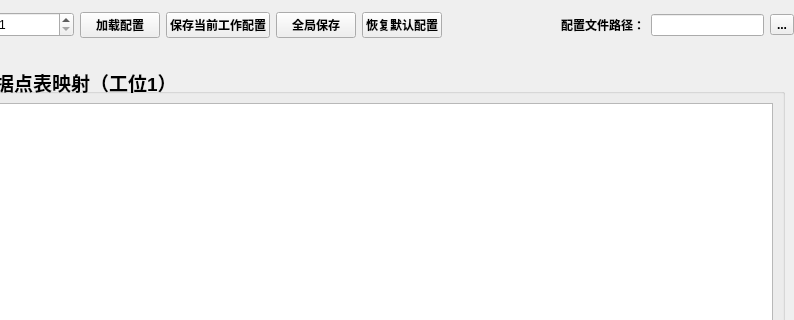
First picture: the form in ui/pages/ConfigPage.ui, repository MikeSmith-one/Data_acquisition_and_analysis_system, before the edit; both pictures show x 309 to 1103 and y 0 to 320 of the 1103 by 657 pixel window.
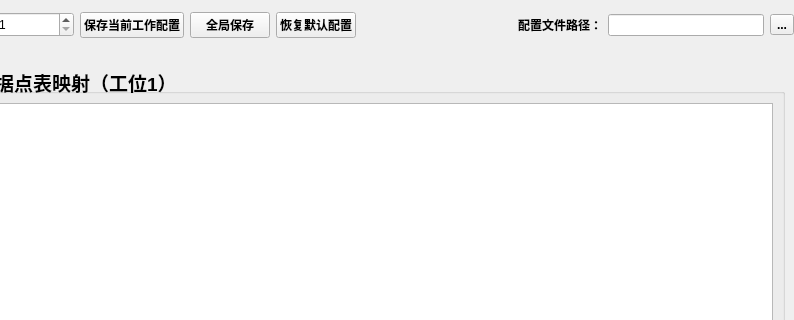
Second picture: the form after the edit.

Patch:
```diff
--- a/ui/pages/ConfigPage.ui
+++ b/ui/pages/ConfigPage.ui
@@ -117,18 +117,6 @@
         </property>
        </widget>
       </item>
-      <item>
-       <widget class="QPushButton" name="loadingConfigBtn">
-        <property name="font">
-         <font>
-          <bold>true</bold>
-         </font>
-        </property>
-        <property name="text">
-         <string>加载配置</string>
-        </property>
-       </widget>
-      </item>
       <item>
        <widget class="QPushButton" name="savePresentConfigBtn">
         <property name="font">
```
